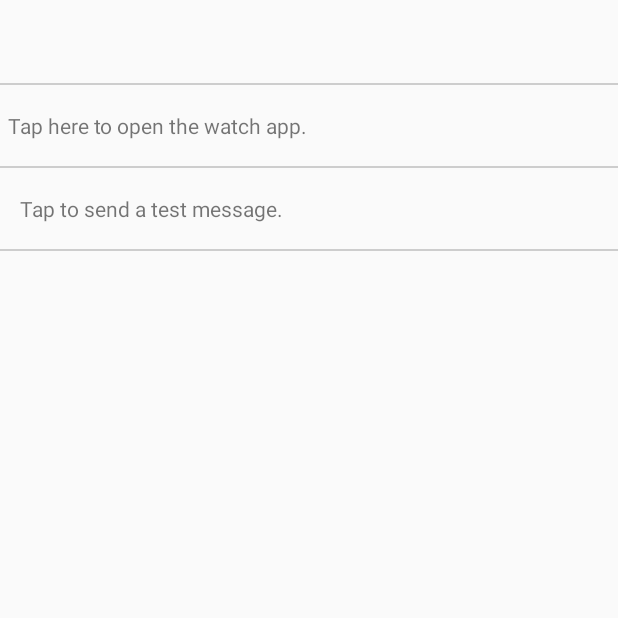
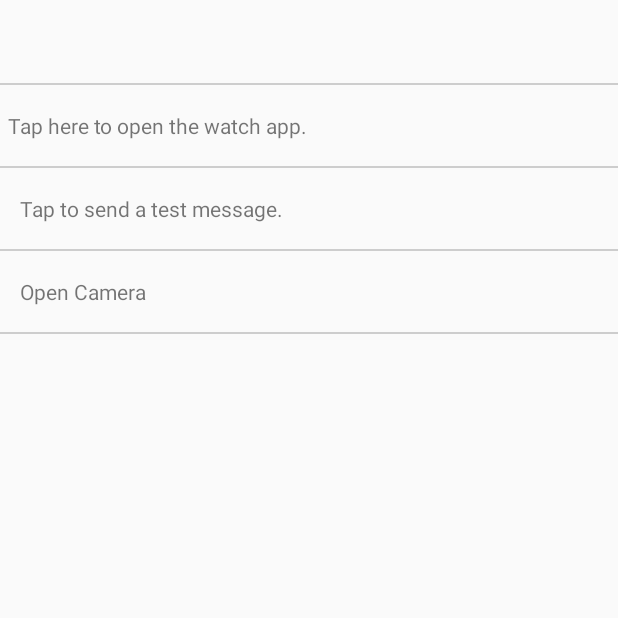
Before and after one commit to Caleb-Seely/GarminRemoteV2, an Android app: the DeviceActivity screen opened directly, with no data from a screen before it, on a phone screen of 412 x 824 dp, the top half of it. Run offline under Robolectric (Android 15) with nearby library versions, the phone set to English and light mode, and no system bars; 6 statements that could not run were skipped.

Commit message:
Camera launch
Added a btn that launches the native camera app

```diff
--- a/Comm Android/app/src/main/res/layout/activity_device.xml
+++ b/Comm Android/app/src/main/res/layout/activity_device.xml
@@ -86,12 +86,37 @@ Individual device information and tests screen
         app:layout_constraintTop_toBottomOf="@id/taptosend" />
 
     <TextView
+        android:id="@+id/camera_button"
+        android:layout_width="match_parent"
+        android:layout_height="wrap_content"
+        android:layout_marginStart="5dp"
+        android:layout_marginTop="5dp"
+        android:layout_marginEnd="5dp"
+        android:background="?android:attr/selectableItemBackground"
+        android:clickable="true"
+        android:focusable="true"
+        android:gravity="center_vertical"
+        android:minHeight="43dp"
+        android:paddingStart="8dp"
+        android:paddingEnd="8dp"
+        android:text="Open Camera"
+        app:layout_constraintTop_toBottomOf="@id/dividerC" />
+
+    <View
+        android:id="@+id/dividerD"
+        android:layout_width="match_parent"
+        android:layout_height="1dp"
+        android:layout_marginTop="5dp"
+        android:background="#cdcdcd"
+        app:layout_constraintTop_toBottomOf="@id/camera_button" />
+
+    <TextView
         android:id="@android:id/empty"
         android:layout_width="wrap_content"
         android:layout_height="wrap_content"
         app:layout_constraintBottom_toBottomOf="parent"
         app:layout_constraintEnd_toEndOf="parent"
         app:layout_constraintStart_toStartOf="parent"
-        app:layout_constraintTop_toTopOf="@id/dividerC" />
+        app:layout_constraintTop_toTopOf="@id/dividerD" />
 
 </androidx.constraintlayout.widget.ConstraintLayout>
```
Also changed, not shown: Comm Android/app/src/main/AndroidManifest.xml (+17 -0 lines), Comm Android/app/src/main/java/com/garmin/android/apps/connectiq/sample/comm/activities/DeviceActivity.kt (+38 -2 lines), Comm Android/app/src/main/java/com/garmin/android/apps/connectiq/sample/comm/utils/CameraLauncher.java (added, +18 -0 lines), Comm Android/app/src/main/java/com/garmin/android/apps/connectiq/sample/comm/utils/CameraUtils.kt (added, +106 -0 lines).
